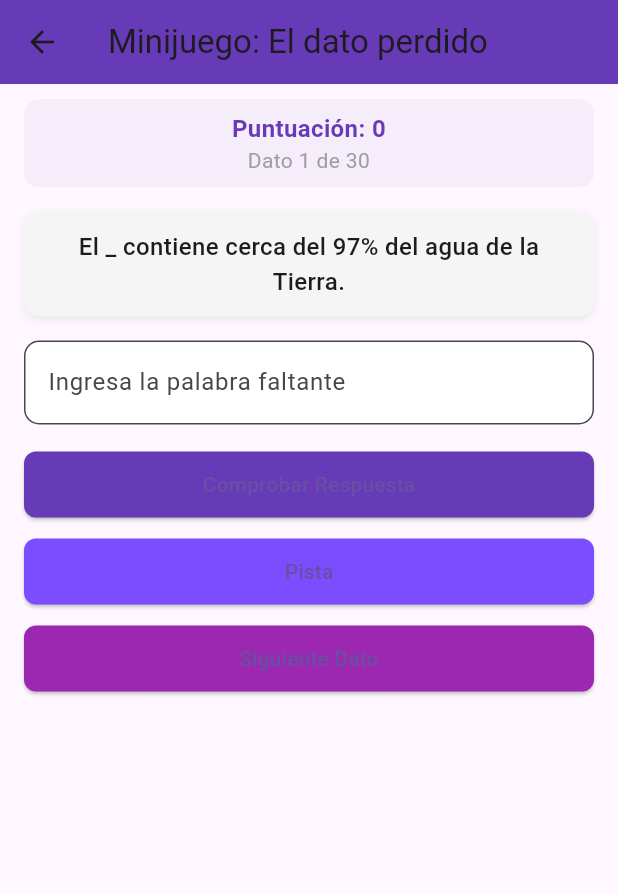
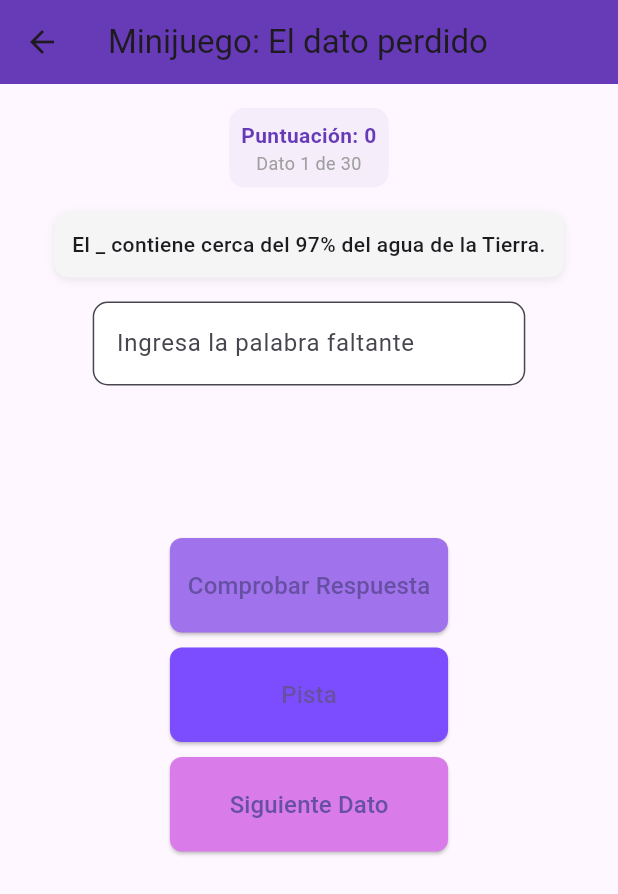
Before and after one commit to mgomval2/aplicacion, a Flutter app: the PantallaMinijuego screen opened directly, on a phone screen of 412 x 824 dp. Shown: the top 894 px of the screen. Run offline on Flutter 3.47's test engine with Material 3 defaults, Android fonts, the phone set to English and light mode, and no system bars.

Commit message:
minijuego

```diff
--- a/lib/screens/minijuego.dart
+++ b/lib/screens/minijuego.dart
@@ -97,10 +97,12 @@ class _PantallaMinijuegoState extends State<PantallaMinijuego> {
       body: _cargando
           ? const Center(child: CircularProgressIndicator())
           : Padding(
-              padding: const EdgeInsets.symmetric(horizontal: 16.0, vertical: 10.0),
+              padding: const EdgeInsets.symmetric(horizontal: 16.0, vertical: 16.0),
               child: Column(
-                mainAxisAlignment: MainAxisAlignment.start,
+                mainAxisAlignment: MainAxisAlignment.spaceBetween,
                 crossAxisAlignment: CrossAxisAlignment.stretch,
+                children: [
+                  Column(
                     children: [
                       Container(
                         padding: const EdgeInsets.all(8),
@@ -114,7 +116,7 @@ class _PantallaMinijuegoState extends State<PantallaMinijuego> {
                             Text(
                               "Puntuación: $_puntuacion",
                               style: const TextStyle(
-                            fontSize: 16,
+                                fontSize: 14,
                                 fontWeight: FontWeight.bold,
                                 color: Colors.deepPurple,
                               ),
@@ -123,7 +125,7 @@ class _PantallaMinijuegoState extends State<PantallaMinijuego> {
                             Text(
                               "Dato ${_indiceActual + 1} de ${_datosCuriosos.length}",
                               style: const TextStyle(
-                            fontSize: 14,
+                                fontSize: 12,
                                 color: Colors.grey,
                               ),
                               textAlign: TextAlign.center,
@@ -148,13 +150,15 @@ class _PantallaMinijuegoState extends State<PantallaMinijuego> {
                         child: Text(
                           _datosCuriosos[_indiceActual]['dato']!,
                           style: const TextStyle(
-                        fontSize: 16,
+                            fontSize: 14,
                             fontWeight: FontWeight.w500,
                           ),
                           textAlign: TextAlign.center,
                         ),
                       ),
-                  TextField(
+                      SizedBox(
+                        width: MediaQuery.of(context).size.width * 0.7,
+                        child: TextField(
                           controller: _controller,
                           decoration: InputDecoration(
                             border: OutlineInputBorder(
@@ -165,47 +169,62 @@ class _PantallaMinijuegoState extends State<PantallaMinijuego> {
                             fillColor: Colors.white,
                           ),
                         ),
-                  const SizedBox(height: 16),
-                  ElevatedButton(
+                      ),
+                    ],
+                  ),
+                  Column(
+                    children: [
+                      SizedBox(
+                        width: MediaQuery.of(context).size.width * 0.45,
+                        child: ElevatedButton(
                           onPressed: _verificarRespuesta,
                           style: ElevatedButton.styleFrom(
-                      backgroundColor: Colors.deepPurple,
-                      padding: const EdgeInsets.symmetric(vertical: 12),
+                            backgroundColor: const Color.fromARGB(255, 160, 115, 236),
+                            padding: const EdgeInsets.symmetric(vertical: 20),
                             shape: RoundedRectangleBorder(
                               borderRadius: BorderRadius.circular(8),
                             ),
                           ),
-                    child: const Text('Comprobar Respuesta', style: TextStyle(fontSize: 14)),
+                          child: const Text('Comprobar Respuesta', style: TextStyle(fontSize: 16)),
+                        ),
                       ),
                       const SizedBox(height: 10),
-                  ElevatedButton(
+                      SizedBox(
+                        width: MediaQuery.of(context).size.width * 0.45,
+                        child: ElevatedButton(
                           onPressed: _mostrarPista,
                           style: ElevatedButton.styleFrom(
                             backgroundColor: Colors.deepPurpleAccent,
-                      padding: const EdgeInsets.symmetric(vertical: 12),
+                            padding: const EdgeInsets.symmetric(vertical: 20),
                             shape: RoundedRectangleBorder(
                               borderRadius: BorderRadius.circular(8),
                             ),
                           ),
-                    child: const Text('Pista', style: TextStyle(fontSize: 14)),
+                          child: const Text('Pista', style: TextStyle(fontSize: 16)),
+                        ),
                       ),
                       const SizedBox(height: 10),
-                  ElevatedButton(
+                      SizedBox(
+                        width: MediaQuery.of(context).size.width * 0.45,
+                        child: ElevatedButton(
                           onPressed: _cambiarDato,
                           style: ElevatedButton.styleFrom(
-                      backgroundColor: Colors.purple,
-                      padding: const EdgeInsets.symmetric(vertical: 12),
+                            backgroundColor: const Color.fromARGB(255, 218, 123, 234),
+                            padding: const EdgeInsets.symmetric(vertical: 20),
                             shape: RoundedRectangleBorder(
                               borderRadius: BorderRadius.circular(8),
                             ),
                           ),
-                    child: const Text('Siguiente Dato', style: TextStyle(fontSize: 14)),
+                          child: const Text('Siguiente Dato', style: TextStyle(fontSize: 16)),
                         ),
-                  const SizedBox(height: 20),
+                      ),
+                    ],
+                  ),
+                  const SizedBox(height: 16),
                   Text(
                     _retroalimentacion,
                     style: TextStyle(
-                      fontSize: 16,
+                      fontSize: 14,
                       fontWeight: FontWeight.bold,
                       color: _retroalimentacion.contains("Correcto")
                           ? Colors.green
```
Lines whose indentation alone changed are shown as unchanged.
